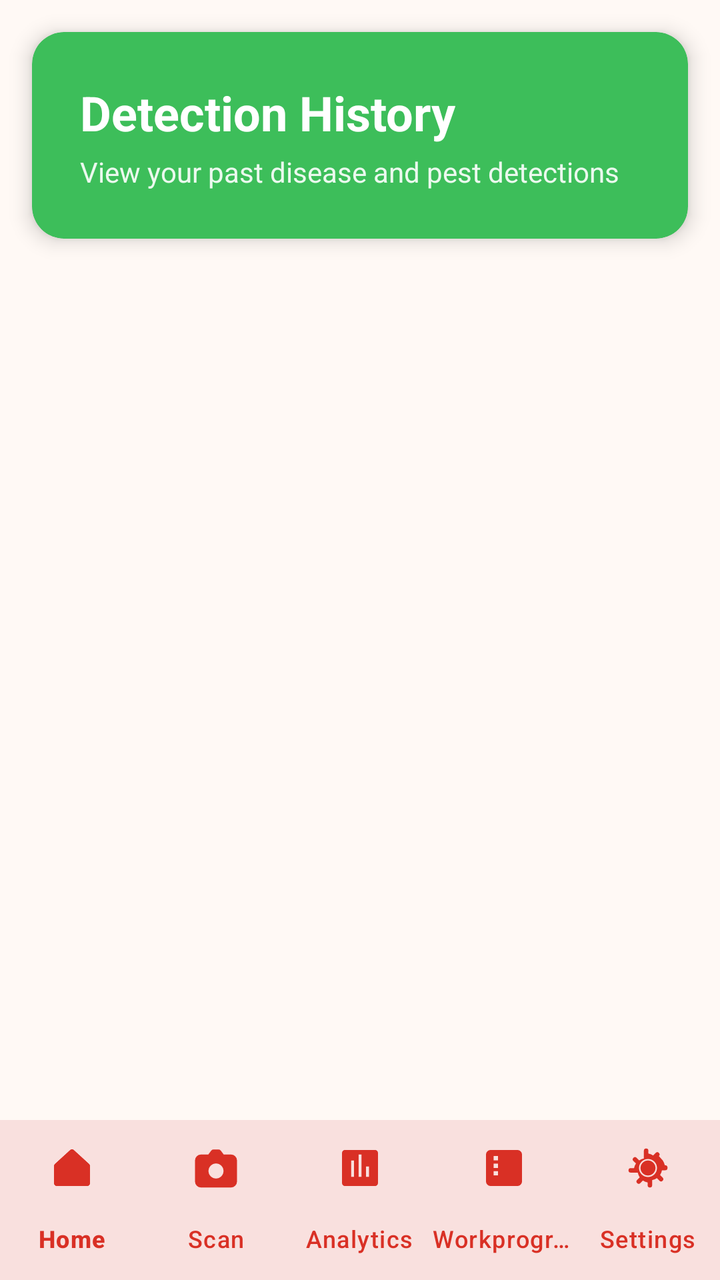
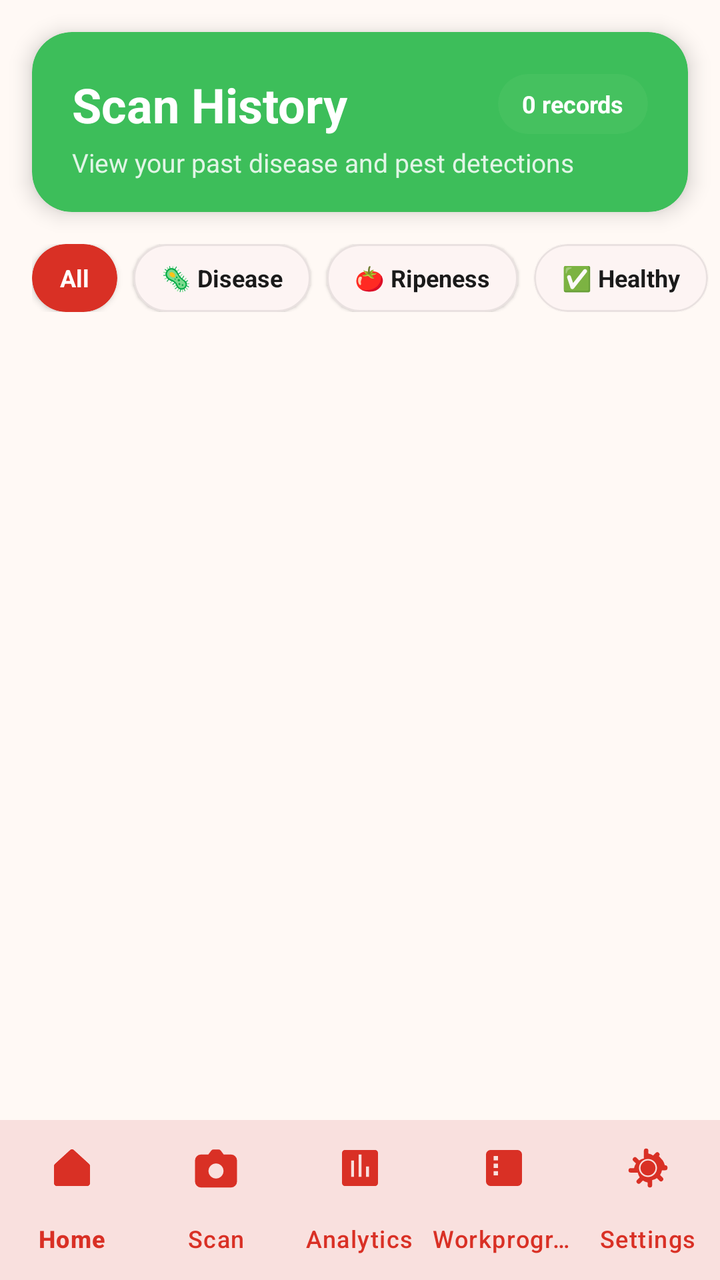

The first picture is an Android layout as it rendered before a commit; the second is the same layout after the commit. The layout source and the unified diff follow.
<!-- AndroidManifest.xml: application theme Theme.TomatoApp -->
<!-- res/layout/activity_detection_history.xml -->
<?xml version="1.0" encoding="utf-8"?>
<RelativeLayout xmlns:android="http://schemas.android.com/apk/res/android"
    xmlns:app="http://schemas.android.com/apk/res-auto"
    xmlns:tools="http://schemas.android.com/tools"
    android:id="@+id/main_layout"
    android:layout_width="match_parent"
    android:layout_height="match_parent"
    android:background="@color/soft_cream"
    tools:context=".DetectionHistoryActivity">

    
    <LinearLayout
        android:layout_width="match_parent"
        android:layout_height="match_parent"
        android:layout_above="@id/bottom_navigation"
        android:orientation="vertical"
        android:fitsSystemWindows="true">


        
        <com.google.android.material.card.MaterialCardView
            android:layout_width="match_parent"
            android:layout_height="wrap_content"
            android:layout_margin="16dp"
            app:cardBackgroundColor="@color/fresh_green"
            app:cardCornerRadius="16dp"
            app:cardElevation="6dp"
            app:strokeWidth="0dp">

            <LinearLayout
                android:layout_width="match_parent"
                android:layout_height="wrap_content"
                android:orientation="vertical"
                android:padding="24dp">

                <TextView
                    android:layout_width="wrap_content"
                    android:layout_height="wrap_content"
                    android:text="Detection History"
                    android:textColor="@color/white"
                    android:textSize="24sp"
                    android:textStyle="bold" />

                <TextView
                    android:layout_width="wrap_content"
                    android:layout_height="wrap_content"
                    android:layout_marginTop="4dp"
                    android:text="View your past disease and pest detections"
                    android:textColor="@color/white"
                    android:textSize="14sp"
                    android:alpha="0.9" />
            </LinearLayout>
        </com.google.android.material.card.MaterialCardView>

        
        <androidx.recyclerview.widget.RecyclerView
            android:id="@+id/historyRecyclerView"
            android:layout_width="match_parent"
            android:layout_height="0dp"
            android:layout_weight="1"
            android:paddingStart="16dp"
            android:paddingEnd="16dp"
            android:paddingTop="8dp"
            android:paddingBottom="16dp"
            android:clipToPadding="false"
            android:scrollbars="vertical" />

        
        <LinearLayout
            android:id="@+id/emptyState"
            android:layout_width="match_parent"
            android:layout_height="0dp"
            android:layout_weight="1"
            android:orientation="vertical"
            android:gravity="center"
            android:padding="32dp"
            android:visibility="gone">

            <ImageView
                android:layout_width="120dp"
                android:layout_height="120dp"
                android:src="@mipmap/ic_logo"
                android:alpha="0.3"
                android:layout_marginBottom="24dp" />

            <TextView
                android:layout_width="wrap_content"
                android:layout_height="wrap_content"
                android:text="No Detection History"
                android:textColor="@color/text_primary"
                android:textSize="20sp"
                android:textStyle="bold"
                android:layout_marginBottom="8dp" />

            <TextView
                android:layout_width="wrap_content"
                android:layout_height="wrap_content"
                android:text="Your past detections will appear here"
                android:textColor="@color/text_secondary"
                android:textSize="14sp"
                android:gravity="center" />
        </LinearLayout>
    </LinearLayout>

    <com.google.android.material.bottomnavigation.BottomNavigationView
        android:id="@+id/bottom_navigation"
        android:layout_width="match_parent"
        android:layout_height="wrap_content"
        android:layout_alignParentBottom="true"
        android:background="@color/white"
        app:menu="@menu/menu_bottom_nav"
        app:itemIconTint="@color/nav_selected"
        app:itemTextColor="@color/nav_selected"
        app:labelVisibilityMode="labeled"
        app:elevation="16dp" />

</RelativeLayout>
<!-- resources referenced by this layout -->
<resources>
  <color name="fresh_green">#3DBE5A</color>
  <color name="nav_selected">#D93025</color>
  <color name="soft_cream">#FFF9F5</color>
  <color name="text_primary">#1A1A1A</color>
  <color name="text_secondary">#6B7280</color>
  <color name="white">#FFFFFFFF</color>
  <!-- mipmap ic_logo (mipmap-anydpi-v26) -->
  <?xml version="1.0" encoding="utf-8"?>
  <adaptive-icon xmlns:android="http://schemas.android.com/apk/res/android">
      <background android:drawable="@color/ic_logo_background"/>
      <foreground android:drawable="@mipmap/ic_logo_foreground"/>
  </adaptive-icon>
  <style name="Theme.TomatoApp" parent="Base.Theme.TomatoApp" />
  <color name="ic_logo_background">#E4E3DF</color>
  <style name="Base.Theme.TomatoApp" parent="Theme.Material3.DayNight.NoActionBar">
          
          <item name="colorPrimary">@color/tomato_red</item>
          <item name="colorOnPrimary">@color/white</item>
          <item name="colorSecondary">@color/fresh_green</item>
          <item name="colorOnSecondary">@color/white</item>
          <item name="colorSurface">@color/surface</item>
          <item name="colorOnSurface">@color/text_primary</item>
          <item name="colorError">@color/error</item>
          <item name="android:windowBackground">@color/bg_light_gray</item>
      </style>
  <color name="tomato_red">#D93025</color>
  <color name="surface">#FFFFFF</color>
  <color name="error">#D93025</color>
  <color name="bg_light_gray">#FFF9F5</color>
</resources>

<!-- the commit's change to res/layout/activity_detection_history.xml (unified diff, before → after) -->
@@ -16,14 +16,13 @@
         android:orientation="vertical"
         android:fitsSystemWindows="true">
 
-
         
         <com.google.android.material.card.MaterialCardView
             android:layout_width="match_parent"
             android:layout_height="wrap_content"
             android:layout_margin="16dp"
             app:cardBackgroundColor="@color/fresh_green"
-            app:cardCornerRadius="16dp"
+            app:cardCornerRadius="20dp"
             app:cardElevation="6dp"
             app:strokeWidth="0dp">
 
@@ -31,26 +30,206 @@
                 android:layout_width="match_parent"
                 android:layout_height="wrap_content"
                 android:orientation="vertical"
-                android:padding="24dp">
+                android:paddingStart="20dp"
+                android:paddingEnd="20dp"
+                android:paddingTop="20dp"
+                android:paddingBottom="16dp">
+
+                <LinearLayout
+                    android:layout_width="match_parent"
+                    android:layout_height="wrap_content"
+                    android:orientation="horizontal"
+                    android:gravity="center_vertical"
+                    android:layout_marginBottom="4dp">
+
+                    <TextView
+                        android:layout_width="0dp"
+                        android:layout_height="wrap_content"
+                        android:layout_weight="1"
+                        android:text="Scan History"
+                        android:textColor="@color/white"
+                        android:textSize="24sp"
+                        android:textStyle="bold" />
+
+                    
+                    <com.google.android.material.card.MaterialCardView
+                        android:id="@+id/countBadge"
+                        android:layout_width="wrap_content"
+                        android:layout_height="30dp"
+                        app:cardCornerRadius="15dp"
+                        app:cardElevation="0dp"
+                        app:cardBackgroundColor="#33FFFFFF"
+                        app:strokeWidth="0dp">
+
+                        <TextView
+                            android:id="@+id/scanCountText"
+                            android:layout_width="wrap_content"
+                            android:layout_height="match_parent"
+                            android:text="0 records"
+                            android:textColor="@color/white"
+                            android:textSize="12sp"
+                            android:textStyle="bold"
+                            android:gravity="center"
+                            android:paddingStart="12dp"
+                            android:paddingEnd="12dp" />
+                    </com.google.android.material.card.MaterialCardView>
+                </LinearLayout>
 
                 <TextView
                     android:layout_width="wrap_content"
                     android:layout_height="wrap_content"
-                    android:text="Detection History"
-                    android:textColor="@color/white"
-                    android:textSize="24sp"
-                    android:textStyle="bold" />
-
-                <TextView
-                    android:layout_width="wrap_content"
-                    android:layout_height="wrap_content"
-                    android:layout_marginTop="4dp"
                     android:text="View your past disease and pest detections"
                     android:textColor="@color/white"
-                    android:textSize="14sp"
-                    android:alpha="0.9" />
+                    android:textSize="13sp"
+                    android:alpha="0.85" />
             </LinearLayout>
         </com.google.android.material.card.MaterialCardView>
+
+        
+        <HorizontalScrollView
+            android:layout_width="match_parent"
+            android:layout_height="wrap_content"
+            android:paddingStart="16dp"
+            android:paddingEnd="16dp"
+            android:paddingBottom="12dp"
+            android:scrollbars="none"
+            android:clipToPadding="false">
+
+            <LinearLayout
+                android:layout_width="wrap_content"
+                android:layout_height="wrap_content"
+                android:orientation="horizontal"
+                android:gravity="center_vertical">
+
+                
+                <com.google.android.material.card.MaterialCardView
+                    android:id="@+id/filterAll"
+                    android:layout_width="wrap_content"
+                    android:layout_height="34dp"
+                    android:layout_marginEnd="8dp"
+                    app:cardCornerRadius="17dp"
+                    app:cardElevation="2dp"
+                    app:cardBackgroundColor="@color/tomato_red"
+                    app:strokeWidth="0dp"
+                    android:clickable="true"
+                    android:focusable="true"
+                    android:foreground="?android:attr/selectableItemBackground">
+                    <TextView
+                        android:layout_width="wrap_content"
+                        android:layout_height="match_parent"
+                        android:text="All"
+                        android:textColor="@color/white"
+                        android:textSize="12sp"
+                        android:textStyle="bold"
+                        android:gravity="center"
+                        android:paddingStart="14dp"
+                        android:paddingEnd="14dp" />
+                </com.google.android.material.card.MaterialCardView>
+
+                
+                <com.google.android.material.card.MaterialCardView
+                    android:id="@+id/filterDisease"
+                    android:layout_width="wrap_content"
+                    android:layout_height="34dp"
+                    android:layout_marginEnd="8dp"
+                    app:cardCornerRadius="17dp"
+                    app:cardElevation="1dp"
+                    app:cardBackgroundColor="@color/white"
+                    app:strokeWidth="1dp"
+                    app:strokeColor="@color/divider"
+                    android:clickable="true"
+                    android:focusable="true"
+                    android:foreground="?android:attr/selectableItemBackground">
+                    <TextView
+                        android:layout_width="wrap_content"
+                        android:layout_height="match_parent"
+                        android:text="🦠 Disease"
+                        android:textColor="@color/text_primary"
+                        android:textSize="12sp"
+                        android:textStyle="bold"
+                        android:gravity="center"
+                        android:paddingStart="14dp"
+                        android:paddingEnd="14dp" />
+                </com.google.android.material.card.MaterialCardView>
+
+                
+                <com.google.android.material.card.MaterialCardView
+                    android:id="@+id/filterRipeness"
+                    android:layout_width="wrap_content"
+                    android:layout_height="34dp"
+                    android:layout_marginEnd="8dp"
+                    app:cardCornerRadius="17dp"
+                    app:cardElevation="1dp"
+                    app:cardBackgroundColor="@color/white"
+                    app:strokeWidth="1dp"
+                    app:strokeColor="@color/divider"
+                    android:clickable="true"
+                    android:focusable="true"
+                    android:foreground="?android:attr/selectableItemBackground">
+                    <TextView
+                        android:layout_width="wrap_content"
+                        android:layout_height="match_parent"
+                        android:text="🍅 Ripeness"
+                        android:textColor="@color/text_primary"
+                        android:textSize="12sp"
+                        android:textStyle="bold"
+                        android:gravity="center"
+                        android:paddingStart="14dp"
+                        android:paddingEnd="14dp" />
+                </com.google.android.material.card.MaterialCardView>
+
+                
+                <com.google.android.material.card.MaterialCardView
+                    android:id="@+id/filterHealthy"
+                    android:layout_width="wrap_content"
+                    android:layout_height="34dp"
+                    android:layout_marginEnd="8dp"
+                    app:cardCornerRadius="17dp"
+                    app:cardElevation="1dp"
+                    app:cardBackgroundColor="@color/white"
+                    app:strokeWidth="1dp"
+                    app:strokeColor="@color/divider"
+                    android:clickable="true"
+                    android:focusable="true"
+                    android:foreground="?android:attr/selectableItemBackground">
+                    <TextView
+                        android:layout_width="wrap_content"
+                        android:layout_height="match_parent"
+                        android:text="✅ Healthy"
+                        android:textColor="@color/text_primary"
+                        android:textSize="12sp"
+                        android:textStyle="bold"
+                        android:gravity="center"
+                        android:paddingStart="14dp"
+                        android:paddingEnd="14dp" />
+                </com.google.android.material.card.MaterialCardView>
+
+                
+                <com.google.android.material.card.MaterialCardView
+                    android:id="@+id/filterUnhealthy"
+                    android:layout_width="wrap_content"
+                    android:layout_height="34dp"
+                    app:cardCornerRadius="17dp"
+                    app:cardElevation="1dp"
+                    app:cardBackgroundColor="@color/white"
+                    app:strokeWidth="1dp"
+                    app:strokeColor="@color/divider"
+                    android:clickable="true"
+                    android:focusable="true"
+                    android:foreground="?android:attr/selectableItemBackground">
+                    <TextView
+                        android:layout_width="wrap_content"
+                        android:layout_height="match_parent"
+                        android:text="⚠ Unhealthy"
+                        android:textColor="@color/text_primary"
+                        android:textSize="12sp"
+                        android:textStyle="bold"
+                        android:gravity="center"
+                        android:paddingStart="14dp"
+                        android:paddingEnd="14dp" />
+                </com.google.android.material.card.MaterialCardView>
+            </LinearLayout>
+        </HorizontalScrollView>
 
         
         <androidx.recyclerview.widget.RecyclerView
@@ -60,7 +239,7 @@
             android:layout_weight="1"
             android:paddingStart="16dp"
             android:paddingEnd="16dp"
-            android:paddingTop="8dp"
+            android:paddingTop="4dp"
             android:paddingBottom="16dp"
             android:clipToPadding="false"
             android:scrollbars="vertical" />
@@ -81,7 +260,8 @@
                 android:layout_height="120dp"
                 android:src="@mipmap/ic_logo"
                 android:alpha="0.3"
-                android:layout_marginBottom="24dp" />
+                android:layout_marginBottom="24dp"
+                android:contentDescription="No history" />
 
             <TextView
                 android:layout_width="wrap_content"
@@ -95,7 +275,7 @@
             <TextView
                 android:layout_width="wrap_content"
                 android:layout_height="wrap_content"
-                android:text="Your past detections will appear here"
+                android:text="Your past scans will appear here"
                 android:textColor="@color/text_secondary"
                 android:textSize="14sp"
                 android:gravity="center" />
<!-- resource entries referenced after the edit -->
@@ -1,5 +1,6 @@
 <!-- resources referenced by this layout -->
 <resources>
+  <color name="divider">#14000000</color>
   <color name="fresh_green">#3DBE5A</color>
   <color name="nav_selected">#D93025</color>
   <color name="soft_cream">#FFF9F5</color>
